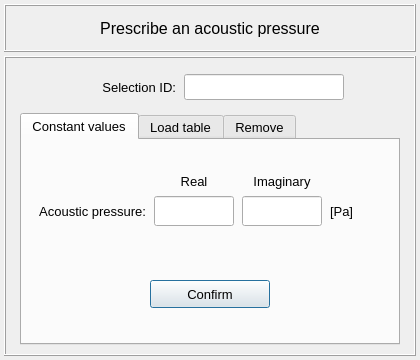
open-pulse/OpenPulse, file pulse/interface/data/ui_files/model/setup/acoustic/acoustic_pressure_input.ui: the form before one commit.
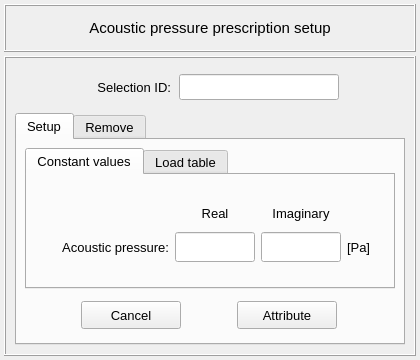
The form after the commit.

Commit message: Adds a cancel button on the acoustic model window inputs

```diff
--- a/pulse/interface/data/ui_files/model/setup/acoustic/acoustic_pressure_input.ui
+++ b/pulse/interface/data/ui_files/model/setup/acoustic/acoustic_pressure_input.ui
@@ -92,14 +92,14 @@
         <property name="font">
          <font>
           <family>MS Shell Dlg 2</family>
-          <pointsize>12</pointsize>
+          <pointsize>11</pointsize>
           <weight>50</weight>
           <italic>false</italic>
           <bold>false</bold>
          </font>
         </property>
         <property name="text">
-         <string>Prescribe an acoustic pressure</string>
+         <string>Acoustic pressure prescription setup</string>
         </property>
         <property name="textFormat">
          <enum>Qt::AutoText</enum>
@@ -267,7 +267,7 @@
        </widget>
       </item>
       <item row="1" column="0">
-       <widget class="QTabWidget" name="tabWidget_acoustic_pressure">
+       <widget class="QTabWidget" name="tabWidget_main">
         <property name="minimumSize">
          <size>
           <width>360</width>
@@ -276,7 +276,7 @@
         </property>
         <property name="maximumSize">
          <size>
-          <width>380</width>
+          <width>420</width>
           <height>16777215</height>
          </size>
         </property>
@@ -288,155 +288,43 @@
         <property name="currentIndex">
          <number>0</number>
         </property>
-        <widget class="QWidget" name="tab_constant_values">
+        <widget class="QWidget" name="tab_setup">
          <attribute name="title">
-          <string>Constant values</string>
+          <string>Setup</string>
          </attribute>
          <layout class="QGridLayout" name="gridLayout_12">
           <property name="leftMargin">
-           <number>2</number>
+           <number>8</number>
           </property>
           <property name="topMargin">
-           <number>2</number>
+           <number>8</number>
           </property>
           <property name="rightMargin">
-           <number>2</number>
+           <number>8</number>
           </property>
           <property name="bottomMargin">
-           <number>2</number>
+           <number>4</number>
           </property>
           <property name="spacing">
            <number>2</number>
-          </property>
-          <item row="1" column="0">
-           <widget class="QFrame" name="frame_7">
-            <property name="minimumSize">
-             <size>
-              <width>0</width>
-              <height>80</height>
-             </size>
-            </property>
-            <property name="maximumSize">
-             <size>
-              <width>400</width>
-              <height>80</height>
-             </size>
-            </property>
-            <property name="frameShape">
-             <enum>QFrame::NoFrame</enum>
-            </property>
-            <property name="frameShadow">
-             <enum>QFrame::Raised</enum>
-            </property>
-            <layout class="QGridLayout" name="gridLayout_11">
-             <property name="leftMargin">
-              <number>0</number>
-             </property>
-             <property name="topMargin">
-              <number>0</number>
-             </property>
-             <property name="rightMargin">
-              <number>0</number>
-             </property>
-             <property name="bottomMargin">
-              <number>0</number>
-             </property>
-             <property name="spacing">
-              <number>0</number>
              </property>
              <item row="0" column="0">
-              <widget class="QPushButton" name="pushButton_constant_values">
-               <property name="minimumSize">
-                <size>
-                 <width>120</width>
-                 <height>28</height>
-                </size>
-               </property>
-               <property name="maximumSize">
-                <size>
-                 <width>120</width>
-                 <height>28</height>
-                </size>
-               </property>
+           <widget class="QTabWidget" name="tabWidget_inputs">
                <property name="font">
                 <font>
-                 <family>MS Shell Dlg 2</family>
                  <pointsize>10</pointsize>
-                 <weight>50</weight>
-                 <italic>false</italic>
-                 <bold>false</bold>
-                </font>
-               </property>
-               <property name="styleSheet">
-                <string notr="true"/>
-               </property>
-               <property name="text">
-                <string>Confirm</string>
-               </property>
-              </widget>
-             </item>
-            </layout>
-           </widget>
-          </item>
-          <item row="0" column="0">
-           <widget class="QFrame" name="frame_8">
-            <property name="minimumSize">
-             <size>
-              <width>0</width>
-              <height>100</height>
-             </size>
-            </property>
-            <property name="maximumSize">
-             <size>
-              <width>400</width>
-              <height>100</height>
-             </size>
-            </property>
-            <property name="font">
-             <font>
-              <pointsize>11</pointsize>
-             </font>
-            </property>
-            <property name="frameShape">
-             <enum>QFrame::NoFrame</enum>
-            </property>
-            <property name="frameShadow">
-             <enum>QFrame::Raised</enum>
-            </property>
-            <layout class="QGridLayout" name="gridLayout">
-             <property name="leftMargin">
+             </font>
+            </property>
+            <property name="currentIndex">
               <number>0</number>
              </property>
-             <property name="topMargin">
-              <number>0</number>
-             </property>
-             <property name="rightMargin">
-              <number>0</number>
-             </property>
-             <property name="bottomMargin">
-              <number>0</number>
-             </property>
-             <property name="horizontalSpacing">
-              <number>6</number>
-             </property>
-             <property name="verticalSpacing">
-              <number>2</number>
-             </property>
-             <item row="0" column="1">
-              <spacer name="verticalSpacer_3">
-               <property name="orientation">
-                <enum>Qt::Vertical</enum>
-               </property>
-               <property name="sizeHint" stdset="0">
-                <size>
-                 <width>20</width>
-                 <height>40</height>
-                </size>
-               </property>
-              </spacer>
-             </item>
+            <widget class="QWidget" name="tab_constant">
+             <attribute name="title">
+              <string>Constant values</string>
+             </attribute>
+             <layout class="QGridLayout" name="gridLayout_15">
              <item row="2" column="2">
-              <widget class="QLineEdit" name="lineEdit_imag_value">
+               <widget class="QLineEdit" name="lineEdit_real_value">
                <property name="minimumSize">
                 <size>
                  <width>80</width>
@@ -466,100 +354,7 @@
                </property>
               </widget>
              </item>
-             <item row="2" column="3">
-              <widget class="QLabel" name="label_21">
-               <property name="minimumSize">
-                <size>
-                 <width>60</width>
-                 <height>30</height>
-                </size>
-               </property>
-               <property name="maximumSize">
-                <size>
-                 <width>60</width>
-                 <height>30</height>
-                </size>
-               </property>
-               <property name="font">
-                <font>
-                 <family>MS Shell Dlg 2</family>
-                 <pointsize>10</pointsize>
-                 <weight>50</weight>
-                 <italic>false</italic>
-                 <bold>false</bold>
-                </font>
-               </property>
-               <property name="text">
-                <string>[Pa]</string>
-               </property>
-               <property name="alignment">
-                <set>Qt::AlignLeading|Qt::AlignLeft|Qt::AlignVCenter</set>
-               </property>
-              </widget>
-             </item>
-             <item row="2" column="0">
-              <widget class="QLabel" name="label_18">
-               <property name="minimumSize">
-                <size>
-                 <width>120</width>
-                 <height>30</height>
-                </size>
-               </property>
-               <property name="maximumSize">
-                <size>
-                 <width>120</width>
-                 <height>30</height>
-                </size>
-               </property>
-               <property name="font">
-                <font>
-                 <family>MS Shell Dlg 2</family>
-                 <pointsize>10</pointsize>
-                 <weight>50</weight>
-                 <italic>false</italic>
-                 <bold>false</bold>
-                </font>
-               </property>
-               <property name="text">
-                <string>Acoustic pressure:</string>
-               </property>
-               <property name="alignment">
-                <set>Qt::AlignRight|Qt::AlignTrailing|Qt::AlignVCenter</set>
-               </property>
-              </widget>
-             </item>
              <item row="1" column="2">
-              <widget class="QLabel" name="label_20">
-               <property name="minimumSize">
-                <size>
-                 <width>80</width>
-                 <height>26</height>
-                </size>
-               </property>
-               <property name="maximumSize">
-                <size>
-                 <width>80</width>
-                 <height>26</height>
-                </size>
-               </property>
-               <property name="font">
-                <font>
-                 <family>MS Shell Dlg 2</family>
-                 <pointsize>10</pointsize>
-                 <weight>50</weight>
-                 <italic>false</italic>
-                 <bold>false</bold>
-                </font>
-               </property>
-               <property name="text">
-                <string>Imaginary</string>
-               </property>
-               <property name="alignment">
-                <set>Qt::AlignCenter</set>
-               </property>
-              </widget>
-             </item>
-             <item row="1" column="1">
               <widget class="QLabel" name="label_4">
                <property name="minimumSize">
                 <size>
@@ -590,65 +385,159 @@
                </property>
               </widget>
              </item>
-             <item row="2" column="1">
-              <widget class="QLineEdit" name="lineEdit_real_value">
-               <property name="minimumSize">
-                <size>
-                 <width>80</width>
-                 <height>30</height>
-                </size>
-               </property>
-               <property name="maximumSize">
-                <size>
-                 <width>80</width>
-                 <height>30</height>
-                </size>
-               </property>
-               <property name="font">
-                <font>
-                 <family>MS Shell Dlg 2</family>
-                 <pointsize>10</pointsize>
-                 <weight>50</weight>
-                 <italic>false</italic>
-                 <bold>false</bold>
-                </font>
-               </property>
-               <property name="styleSheet">
-                <string notr="true"/>
-               </property>
-               <property name="alignment">
-                <set>Qt::AlignCenter</set>
-               </property>
-              </widget>
-             </item>
              <item row="1" column="3">
-              <widget class="QFrame" name="frame_15">
-               <property name="frameShape">
-                <enum>QFrame::NoFrame</enum>
-               </property>
-               <property name="frameShadow">
-                <enum>QFrame::Raised</enum>
-               </property>
-              </widget>
-             </item>
-             <item row="1" column="0">
-              <widget class="QFrame" name="frame_14">
+               <widget class="QLabel" name="label_20">
+                <property name="minimumSize">
+                 <size>
+                  <width>80</width>
+                  <height>26</height>
+                 </size>
+                </property>
+                <property name="maximumSize">
+                 <size>
+                  <width>80</width>
+                  <height>26</height>
+                 </size>
+                </property>
+                <property name="font">
+                 <font>
+                  <family>MS Shell Dlg 2</family>
+                  <pointsize>10</pointsize>
+                  <weight>50</weight>
+                  <italic>false</italic>
+                  <bold>false</bold>
+                 </font>
+                </property>
+                <property name="text">
+                 <string>Imaginary</string>
+                </property>
+                <property name="alignment">
+                 <set>Qt::AlignCenter</set>
+                </property>
+               </widget>
+              </item>
+              <item row="2" column="1">
+               <widget class="QLabel" name="label_18">
+                <property name="minimumSize">
+                 <size>
+                  <width>120</width>
+                  <height>30</height>
+                 </size>
+                </property>
+                <property name="maximumSize">
+                 <size>
+                  <width>120</width>
+                  <height>30</height>
+                 </size>
+                </property>
                <property name="font">
                 <font>
-                 <pointsize>8</pointsize>
-                </font>
-               </property>
-               <property name="frameShape">
-                <enum>QFrame::NoFrame</enum>
-               </property>
-               <property name="frameShadow">
-                <enum>QFrame::Raised</enum>
+                  <family>MS Shell Dlg 2</family>
+                  <pointsize>10</pointsize>
+                  <weight>50</weight>
+                  <italic>false</italic>
+                  <bold>false</bold>
+                 </font>
+                </property>
+                <property name="text">
+                 <string>Acoustic pressure:</string>
+                </property>
+                <property name="alignment">
+                 <set>Qt::AlignRight|Qt::AlignTrailing|Qt::AlignVCenter</set>
                </property>
               </widget>
              </item>
-             <item row="3" column="1">
-              <spacer name="verticalSpacer_4">
+              <item row="2" column="3">
+               <widget class="QLineEdit" name="lineEdit_imag_value">
+                <property name="minimumSize">
+                 <size>
+                  <width>80</width>
+                  <height>30</height>
+                 </size>
+                </property>
+                <property name="maximumSize">
+                 <size>
+                  <width>80</width>
+                  <height>30</height>
+                 </size>
+                </property>
+                <property name="font">
+                 <font>
+                  <family>MS Shell Dlg 2</family>
+                  <pointsize>10</pointsize>
+                  <weight>50</weight>
+                  <italic>false</italic>
+                  <bold>false</bold>
+                 </font>
+                </property>
+                <property name="styleSheet">
+                 <string notr="true"/>
+                </property>
+                <property name="alignment">
+                 <set>Qt::AlignCenter</set>
+                </property>
+               </widget>
+              </item>
+              <item row="2" column="5">
+               <spacer name="horizontalSpacer_8">
                <property name="orientation">
+                 <enum>Qt::Horizontal</enum>
+                </property>
+                <property name="sizeHint" stdset="0">
+                 <size>
+                  <width>40</width>
+                  <height>20</height>
+                 </size>
+                </property>
+               </spacer>
+              </item>
+              <item row="2" column="0">
+               <spacer name="horizontalSpacer_7">
+                <property name="orientation">
+                 <enum>Qt::Horizontal</enum>
+                </property>
+                <property name="sizeHint" stdset="0">
+                 <size>
+                  <width>40</width>
+                  <height>20</height>
+                 </size>
+                </property>
+               </spacer>
+              </item>
+              <item row="2" column="4">
+               <widget class="QLabel" name="label_21">
+                <property name="minimumSize">
+                 <size>
+                  <width>0</width>
+                  <height>30</height>
+                 </size>
+                </property>
+                <property name="maximumSize">
+                 <size>
+                  <width>40</width>
+                  <height>30</height>
+                 </size>
+                </property>
+                <property name="font">
+                 <font>
+                  <family>MS Shell Dlg 2</family>
+                  <pointsize>10</pointsize>
+                  <weight>50</weight>
+                  <italic>false</italic>
+                  <bold>false</bold>
+                 </font>
+                </property>
+                <property name="text">
+                 <string>[Pa]</string>
+                </property>
+                <property name="alignment">
+                 <set>Qt::AlignLeading|Qt::AlignLeft|Qt::AlignVCenter</set>
+                </property>
+               </widget>
+              </item>
+              <item row="3" column="2">
+               <spacer name="verticalSpacer">
+                <property name="orientation">
                 <enum>Qt::Vertical</enum>
                </property>
                <property name="sizeHint" stdset="0">
@@ -659,141 +548,27 @@
                </property>
               </spacer>
              </item>
-            </layout>
-           </widget>
+              <item row="0" column="2">
+               <spacer name="verticalSpacer_2">
+                <property name="orientation">
+                 <enum>Qt::Vertical</enum>
+                </property>
+                <property name="sizeHint" stdset="0">
+                 <size>
+                  <width>20</width>
+                  <height>40</height>
+                 </size>
+                </property>
+               </spacer>
           </item>
          </layout>
         </widget>
-        <widget class="QWidget" name="tab_load_tables">
+            <widget class="QWidget" name="tab_values">
          <attribute name="title">
           <string>Load table</string>
          </attribute>
-         <layout class="QGridLayout" name="gridLayout_3">
-          <property name="leftMargin">
-           <number>2</number>
-          </property>
-          <property name="topMargin">
-           <number>2</number>
-          </property>
-          <property name="rightMargin">
-           <number>2</number>
-          </property>
-          <property name="bottomMargin">
-           <number>2</number>
-          </property>
-          <property name="spacing">
-           <number>2</number>
-          </property>
-          <item row="2" column="0">
-           <widget class="QFrame" name="frame_10">
-            <property name="minimumSize">
-             <size>
-              <width>0</width>
-              <height>80</height>
-             </size>
-            </property>
-            <property name="maximumSize">
-             <size>
-              <width>400</width>
-              <height>80</height>
-             </size>
-            </property>
-            <property name="frameShape">
-             <enum>QFrame::NoFrame</enum>
-            </property>
-            <property name="frameShadow">
-             <enum>QFrame::Raised</enum>
-            </property>
-            <layout class="QGridLayout" name="gridLayout_13">
-             <property name="leftMargin">
-              <number>0</number>
-             </property>
-             <property name="topMargin">
-              <number>0</number>
-             </property>
-             <property name="rightMargin">
-              <number>0</number>
-             </property>
-             <property name="bottomMargin">
-              <number>0</number>
-             </property>
-             <property name="spacing">
-              <number>0</number>
-             </property>
-             <item row="1" column="0">
-              <widget class="QPushButton" name="pushButton_table_values">
-               <property name="minimumSize">
-                <size>
-                 <width>120</width>
-                 <height>28</height>
-                </size>
-               </property>
-               <property name="maximumSize">
-                <size>
-                 <width>120</width>
-                 <height>28</height>
-                </size>
-               </property>
-               <property name="font">
-                <font>
-                 <family>MS Shell Dlg 2</family>
-                 <pointsize>10</pointsize>
-                 <weight>50</weight>
-                 <italic>false</italic>
-                 <bold>false</bold>
-                </font>
-               </property>
-               <property name="styleSheet">
-                <string notr="true"/>
-               </property>
-               <property name="text">
-                <string>Confirm</string>
-               </property>
-              </widget>
-             </item>
-            </layout>
-           </widget>
-          </item>
+             <layout class="QGridLayout" name="gridLayout">
           <item row="0" column="0">
-           <widget class="QFrame" name="frame_9">
-            <property name="minimumSize">
-             <size>
-              <width>0</width>
-              <height>100</height>
-             </size>
-            </property>
-            <property name="maximumSize">
-             <size>
-              <width>400</width>
-              <height>100</height>
-             </size>
-            </property>
-            <property name="frameShape">
-             <enum>QFrame::NoFrame</enum>
-            </property>
-            <property name="frameShadow">
-             <enum>QFrame::Raised</enum>
-            </property>
-            <layout class="QGridLayout" name="gridLayout_2">
-             <property name="leftMargin">
-              <number>0</number>
-             </property>
-             <property name="topMargin">
-              <number>0</number>
-             </property>
-             <property name="rightMargin">
-              <number>0</number>
-             </property>
-             <property name="bottomMargin">
-              <number>0</number>
-             </property>
-             <property name="horizontalSpacing">
-              <number>6</number>
-             </property>
-             <property name="verticalSpacing">
-              <number>0</number>
-             </property>
-             <item row="0" column="0" colspan="3">
               <widget class="QFrame" name="frame">
                <property name="frameShape">
                 <enum>QFrame::NoFrame</enum>
@@ -915,7 +690,7 @@
                </layout>
               </widget>
              </item>
-             <item row="1" column="0" colspan="3">
+              <item row="1" column="0">
               <widget class="QFrame" name="frame_11">
                <property name="minimumSize">
                 <size>
@@ -1043,6 +818,114 @@
              </item>
             </layout>
            </widget>
+           </widget>
+          </item>
+          <item row="1" column="0">
+           <widget class="QFrame" name="frame_7">
+            <property name="minimumSize">
+             <size>
+              <width>0</width>
+              <height>48</height>
+             </size>
+            </property>
+            <property name="maximumSize">
+             <size>
+              <width>400</width>
+              <height>80</height>
+             </size>
+            </property>
+            <property name="frameShape">
+             <enum>QFrame::NoFrame</enum>
+            </property>
+            <property name="frameShadow">
+             <enum>QFrame::Raised</enum>
+            </property>
+            <layout class="QGridLayout" name="gridLayout_11">
+             <property name="leftMargin">
+              <number>4</number>
+             </property>
+             <property name="topMargin">
+              <number>4</number>
+             </property>
+             <property name="rightMargin">
+              <number>4</number>
+             </property>
+             <property name="bottomMargin">
+              <number>4</number>
+             </property>
+             <property name="spacing">
+              <number>4</number>
+             </property>
+             <item row="0" column="1">
+              <widget class="QPushButton" name="pushButton_attribute">
+               <property name="minimumSize">
+                <size>
+                 <width>100</width>
+                 <height>28</height>
+                </size>
+               </property>
+               <property name="maximumSize">
+                <size>
+                 <width>100</width>
+                 <height>28</height>
+                </size>
+               </property>
+               <property name="font">
+                <font>
+                 <family>MS Shell Dlg 2</family>
+                 <pointsize>10</pointsize>
+                 <weight>50</weight>
+                 <italic>false</italic>
+                 <bold>false</bold>
+                </font>
+               </property>
+               <property name="styleSheet">
+                <string notr="true"/>
+               </property>
+               <property name="text">
+                <string>Attribute</string>
+               </property>
+               <property name="autoDefault">
+                <bool>false</bool>
+               </property>
+              </widget>
+             </item>
+             <item row="0" column="0">
+              <widget class="QPushButton" name="pushButton_cancel">
+               <property name="minimumSize">
+                <size>
+                 <width>100</width>
+                 <height>28</height>
+                </size>
+               </property>
+               <property name="maximumSize">
+                <size>
+                 <width>100</width>
+                 <height>28</height>
+                </size>
+               </property>
+               <property name="font">
+                <font>
+                 <family>MS Shell Dlg 2</family>
+                 <pointsize>10</pointsize>
+                 <weight>50</weight>
+                 <italic>false</italic>
+                 <bold>false</bold>
+                </font>
+               </property>
+               <property name="styleSheet">
+                <string notr="true"/>
+               </property>
+               <property name="text">
+                <string>Cancel</string>
+               </property>
+               <property name="autoDefault">
+                <bool>false</bool>
+               </property>
+              </widget>
+             </item>
+            </layout>
+           </widget>
           </item>
          </layout>
         </widget>
@@ -1052,16 +935,16 @@
          </attribute>
          <layout class="QGridLayout" name="gridLayout_9">
           <property name="leftMargin">
-           <number>2</number>
+           <number>8</number>
           </property>
           <property name="topMargin">
            <number>8</number>
           </property>
           <property name="rightMargin">
-           <number>2</number>
+           <number>8</number>
           </property>
           <property name="bottomMargin">
-           <number>2</number>
+           <number>4</number>
           </property>
           <property name="spacing">
            <number>2</number>
@@ -1071,13 +954,13 @@
             <property name="minimumSize">
              <size>
               <width>320</width>
-              <height>40</height>
+              <height>48</height>
              </size>
             </property>
             <property name="maximumSize">
              <size>
-              <width>320</width>
-              <height>40</height>
+              <width>1000</width>
+              <height>48</height>
              </size>
             </property>
             <property name="frameShape">
@@ -1100,7 +983,7 @@
               <number>4</number>
              </property>
              <property name="horizontalSpacing">
-              <number>12</number>
+              <number>4</number>
              </property>
              <item row="0" column="0">
               <widget class="QPushButton" name="pushButton_reset">
@@ -1168,7 +1051,7 @@
            </widget>
           </item>
           <item row="0" column="0">
-           <widget class="QTreeWidget" name="treeWidget_acoustic_pressure">
+           <widget class="QTreeWidget" name="treeWidget_nodal_info">
             <property name="minimumSize">
              <size>
               <width>320</width>
@@ -1177,7 +1060,7 @@
             </property>
             <property name="maximumSize">
              <size>
-              <width>320</width>
+              <width>600</width>
               <height>200</height>
              </size>
             </property>
```
Lines whose indentation alone changed are shown as unchanged. The commit also changes 10 other files.
